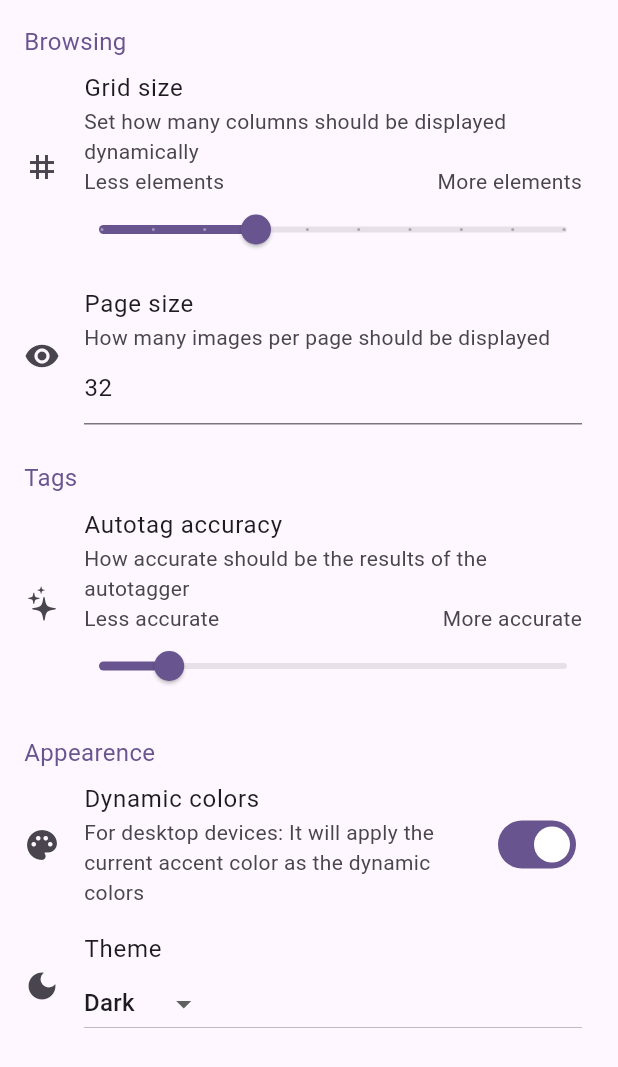
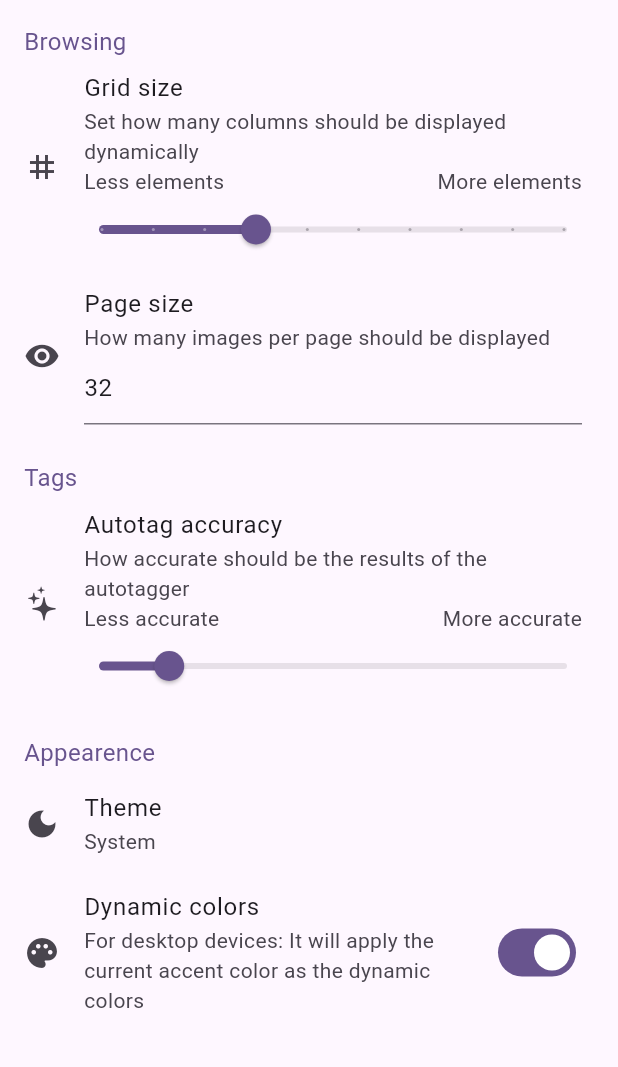
Before and after one commit to resucutie/localbooru, a Flutter app: the OverallSettings widget shown alone on an empty page, opened directly with empty values, on a phone screen of 412 x 824 dp. Shown: the top 1067 px of the screen. Run offline on Flutter 3.47's test engine with Material 3 defaults, Android fonts, the phone set to English and light mode, and no system bars; drawn by our look-alikes of dynamic_color; our stand-ins replace dotted_border, file_picker, go_router, open_file, package_info_plus, permission_handler and 2 more; missing offline and left inert: bitsdojo_window, pasteboard, titlebar_buttons; accounts and stored records are empty; network calls fail.

Commit message:
theme switcher

```diff
--- a/lib/main.dart
+++ b/lib/main.dart
@@ -2,7 +2,7 @@ import 'package:bitsdojo_window/bitsdojo_window.dart';
 import 'package:dynamic_color/dynamic_color.dart';
 import 'package:flutter/material.dart';
 import 'package:localbooru/api/index.dart';
-import 'package:localbooru/utils/defaults.dart';
+import 'package:localbooru/utils/constants.dart';
 import 'package:localbooru/utils/dialog_page.dart';
 import 'package:localbooru/utils/listeners.dart';
 import 'package:localbooru/utils/shared_prefs_widget.dart';
@@ -217,10 +217,12 @@ class _AppState extends State<App> {
                             monet: prefs.getBool("monet") ?? settingsDefaults["monet"]
                         );
 
+                        final int themeModeIndex = ["system", "light", "dark"].indexWhere((theme) => (prefs.getString("theme") ?? settingsDefaults["theme"]) == theme);
+
                         return MaterialApp.router(
                             theme: theme["light"],
                             darkTheme: theme["dark"],
-                            themeMode: ThemeMode.system,
+                            themeMode: ThemeMode.values[themeModeIndex],
                             routerConfig: _router,
                         );
                     }
--- a/lib/utils/defaults.dart
+++ b/lib/utils/constants.dart
@@ -6,5 +6,6 @@ final Map<String, dynamic> settingsDefaults = {
     "grid_size": 4,
     "page_size": isDestkop() ? 54 : 32,
     "monet": Platform.isAndroid ? true : false,
+    "theme": "system",
     "autotag_accuracy": 0.15,
 };
--- a/lib/views/settings/overallSettings.dart
+++ b/lib/views/settings/overallSettings.dart
@@ -4,7 +4,7 @@ import 'package:flutter/cupertino.dart';
 import 'package:flutter/material.dart';
 import 'package:flutter/services.dart';
 import 'package:localbooru/components/headers.dart';
-import 'package:localbooru/utils/defaults.dart';
+import 'package:localbooru/utils/constants.dart';
 import 'package:localbooru/utils/listeners.dart';
 import 'package:shared_preferences/shared_preferences.dart';
 
@@ -24,6 +24,7 @@ class _OverallSettingsState extends State<OverallSettings> {
     double _gridSizeSliderValue = settingsDefaults["grid_size"].toDouble();
     double _autotagAccuracy = settingsDefaults["autotag_accuracy"];
     bool _monetTheme = settingsDefaults["monet"];
+    String _theme = settingsDefaults["theme"];
 
     bool isSettingModified(String setting) {
         return widget.prefs.get(setting) != null && widget.prefs.get(setting) != settingsDefaults[setting];
@@ -43,6 +44,18 @@ class _OverallSettingsState extends State<OverallSettings> {
         _pageSizeController.text = (widget.prefs.getInt("page_size") ?? settingsDefaults["page_size"]).toString();
         _monetTheme = widget.prefs.getBool("monet") ?? settingsDefaults["monet"];
         _autotagAccuracy = widget.prefs.getDouble("autotag_accuracy") ?? settingsDefaults["autotag_accuracy"];
+        _theme = widget.prefs.getString("theme") ?? settingsDefaults["theme"];
+    }
+
+    Future<void> onChangeTheme() async {
+        final choosenTheme = await showDialog<String>(
+            context: context,
+            builder: (_) => ThemeChangerDialog(theme: widget.prefs.getString("theme") ?? settingsDefaults["theme"])
+        );
+        if(choosenTheme == null) return;
+        widget.prefs.setString("theme", choosenTheme);
+        themeListener.update();
+        setState(() => _theme = choosenTheme);
     }
 
     @override
@@ -163,16 +176,14 @@ class _OverallSettingsState extends State<OverallSettings> {
                     )
                 ),
                 const SmallThemedHeader("Appearence"),
+                ListTile(
+                    title: const Text("Theme"),
+                    subtitle: Text(_theme.replaceFirstMapped(_theme[0], (match) => _theme[0].toUpperCase())),
+                    leading: const Icon(Icons.dark_mode),
+                    onTap: onChangeTheme,
+                ),
                 SwitchListTile(
-                    title: Row(
-                        children: [
-                            const Text("Dynamic colors"),
-                            if(isSettingModified("monet")) IconButton(
-                                onPressed: () {resetProp("monet", modifier: (v) => _monetTheme = v); themeListener.update();},
-                                icon: const Icon(Icons.restart_alt)
-                            )
-                        ],
-                    ),
+                    title: const Text("Dynamic colors"),
                     secondary: const Icon(Icons.palette),
                     subtitle: const Text("For desktop devices: It will apply the current accent color as the dynamic colors"),
                     value: _monetTheme,
@@ -182,27 +193,35 @@ class _OverallSettingsState extends State<OverallSettings> {
                         setState(() => _monetTheme = value);
                     }
                 ),
-                ListTile(
-                    title: const Row(
-                        children: [
-                            Text("Theme"),
-                            // if(isSettingModified("monet")) IconButton(
-                            //     onPressed: () {resetProp("monet", modifier: (v) => _monetTheme = v); themeListener.update();},
-                            //     icon: const Icon(Icons.restart_alt)
-                            // )
-                        ],
-                    ),
-                    leading: const Icon(Icons.dark_mode),
-                    subtitle: DropdownButton(
-                        value: "dark",
-                        items: ["dark", "light", "system"].map((String value) =>  DropdownMenuItem<String>(
-                            value: value,
-                            child: Text(value.replaceFirst(value[0], value[0].toUpperCase())),
-                        )).toList(),
-                        onChanged: (_) {}
-                    ),
-                ),
             ],
         );
     }
 }
+
+class ThemeChangerDialog extends StatelessWidget {
+    const ThemeChangerDialog({super.key, required this.theme});
+
+    final String theme;
+
+    @override
+    Widget build(BuildContext context) {
+        return AlertDialog(
+            title: const Text("Theme"),
+            contentPadding: const EdgeInsets.only(top: 16.0, bottom: 24.0),
+            content: Column(
+                mainAxisSize: MainAxisSize.min,
+                children: [
+                    for (final themeMode in ["system", "dark", "light"]) RadioListTile(
+                        groupValue: theme,
+                        value: themeMode,
+                        title: Text(themeMode.replaceFirstMapped(themeMode[0], (match) => themeMode[0].toUpperCase())),
+                        onChanged: (value) => Navigator.of(context).pop(value),
+                    ),
+                ],
+            ),
+            actions: [
+                TextButton(onPressed: Navigator.of(context).pop, child: const Text("Close"))
+            ],
+        );
+    }
+}
```
